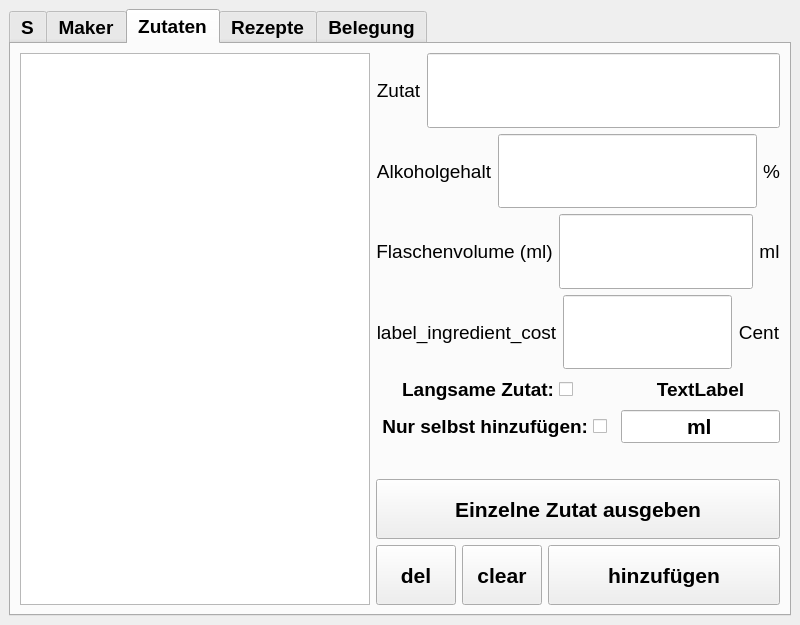
Qt form src/ui_elements/cocktailmanager.ui (AndreWohnsland/CocktailBerry) before a commit.
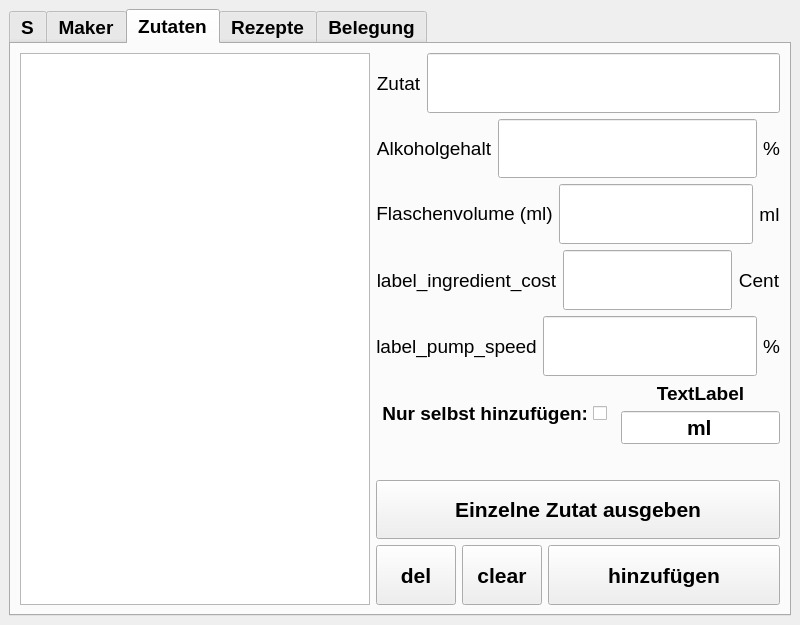
The same form after that commit. The open tabs and pages were chosen to show the change. Custom widgets are drawn as their Qt base class.

Commit message: Use line edit for ingredient speed

Diff of the .ui file:
```diff
--- a/src/ui_elements/cocktailmanager.ui
+++ b/src/ui_elements/cocktailmanager.ui
@@ -243,7 +243,36 @@
          </widget>
         </item>
         <item>
-         <layout class="QGridLayout" name="gridLayout_6" rowstretch="0,0,0,0,0,0,0,0,0">
+         <layout class="QGridLayout" name="gridLayout_6" rowstretch="0,0,0,0,0,0,0,0,0,0">
+          <item row="9" column="0">
+           <widget class="QPushButton" name="PBZdelete">
+            <property name="minimumSize">
+             <size>
+              <width>0</width>
+              <height>40</height>
+             </size>
+            </property>
+            <property name="maximumSize">
+             <size>
+              <width>80</width>
+              <height>60</height>
+             </size>
+            </property>
+            <property name="font">
+             <font>
+              <pointsize>16</pointsize>
+              <weight>75</weight>
+              <bold>true</bold>
+             </font>
+            </property>
+            <property name="text">
+             <string>del</string>
+            </property>
+            <property name="cssClass" stdset="0">
+             <string>btn-inverted destructive</string>
+            </property>
+           </widget>
+          </item>
           <item row="4" column="0" colspan="4">
            <layout class="QHBoxLayout" name="horizontalLayout_8">
             <item>
@@ -341,36 +370,7 @@
             </item>
            </layout>
           </item>
-          <item row="8" column="0">
-           <widget class="QPushButton" name="PBZdelete">
-            <property name="minimumSize">
-             <size>
-              <width>0</width>
-              <height>40</height>
-             </size>
-            </property>
-            <property name="maximumSize">
-             <size>
-              <width>80</width>
-              <height>60</height>
-             </size>
-            </property>
-            <property name="font">
-             <font>
-              <pointsize>16</pointsize>
-              <weight>75</weight>
-              <bold>true</bold>
-             </font>
-            </property>
-            <property name="text">
-             <string>del</string>
-            </property>
-            <property name="cssClass" stdset="0">
-             <string>btn-inverted destructive</string>
-            </property>
-           </widget>
-          </item>
-          <item row="8" column="2" colspan="2">
+          <item row="9" column="2" colspan="2">
            <widget class="QPushButton" name="PBZutathinzu">
             <property name="minimumSize">
              <size>
@@ -490,7 +490,7 @@
             </item>
            </layout>
           </item>
-          <item row="7" column="0" colspan="4">
+          <item row="8" column="0" colspan="4">
            <widget class="QPushButton" name="PBZeinzelnd">
             <property name="minimumSize">
              <size>
@@ -519,7 +519,7 @@
             </property>
            </widget>
           </item>
-          <item row="8" column="1">
+          <item row="9" column="1">
            <widget class="QPushButton" name="PBZclear">
             <property name="minimumSize">
              <size>
@@ -551,6 +551,22 @@
             </property>
            </widget>
           </item>
+          <item row="7" column="0" colspan="4">
+           <spacer name="verticalSpacer_17">
+            <property name="orientation">
+             <enum>Qt::Vertical</enum>
+            </property>
+            <property name="sizeType">
+             <enum>QSizePolicy::Maximum</enum>
+            </property>
+            <property name="sizeHint" stdset="0">
+             <size>
+              <width>20</width>
+              <height>30</height>
+             </size>
+            </property>
+           </spacer>
+          </item>
           <item row="1" column="0" colspan="4">
            <layout class="QHBoxLayout" name="horizontalLayout_10">
             <item>
@@ -648,22 +664,6 @@
             </item>
            </layout>
           </item>
-          <item row="6" column="0" colspan="4">
-           <spacer name="verticalSpacer_17">
-            <property name="orientation">
-             <enum>Qt::Vertical</enum>
-            </property>
-            <property name="sizeType">
-             <enum>QSizePolicy::Maximum</enum>
-            </property>
-            <property name="sizeHint" stdset="0">
-             <size>
-              <width>20</width>
-              <height>30</height>
-             </size>
-            </property>
-           </spacer>
-          </item>
           <item row="0" column="0" colspan="4">
            <layout class="QHBoxLayout" name="horizontalLayout_14">
             <item>
@@ -729,144 +729,8 @@
             </item>
            </layout>
           </item>
-          <item row="5" column="0" colspan="4">
+          <item row="6" column="0" colspan="4">
            <layout class="QGridLayout" name="gridLayout_5">
-            <item row="1" column="0">
-             <layout class="QHBoxLayout" name="horizontalLayout_24">
-              <item>
-               <spacer name="horizontalSpacer">
-                <property name="orientation">
-                 <enum>Qt::Horizontal</enum>
-                </property>
-                <property name="sizeType">
-                 <enum>QSizePolicy::Maximum</enum>
-                </property>
-                <property name="sizeHint" stdset="0">
-                 <size>
-                  <width>20</width>
-                  <height>20</height>
-                 </size>
-                </property>
-               </spacer>
-              </item>
-              <item>
-               <widget class="QCheckBox" name="CHBHand">
-                <property name="maximumSize">
-                 <size>
-                  <width>800</width>
-                  <height>30</height>
-                 </size>
-                </property>
-                <property name="font">
-                 <font>
-                  <pointsize>14</pointsize>
-                  <weight>75</weight>
-                  <bold>true</bold>
-                 </font>
-                </property>
-                <property name="layoutDirection">
-                 <enum>Qt::RightToLeft</enum>
-                </property>
-                <property name="text">
-                 <string>Nur selbst hinzufügen:</string>
-                </property>
-                <property name="iconSize">
-                 <size>
-                  <width>50</width>
-                  <height>50</height>
-                 </size>
-                </property>
-                <property name="tristate">
-                 <bool>false</bool>
-                </property>
-                <property name="cssClass" stdset="0">
-                 <string>bold center</string>
-                </property>
-               </widget>
-              </item>
-              <item>
-               <spacer name="horizontalSpacer_2">
-                <property name="orientation">
-                 <enum>Qt::Horizontal</enum>
-                </property>
-                <property name="sizeHint" stdset="0">
-                 <size>
-                  <width>40</width>
-                  <height>20</height>
-                 </size>
-                </property>
-               </spacer>
-              </item>
-             </layout>
-            </item>
-            <item row="0" column="0">
-             <layout class="QHBoxLayout" name="horizontalLayout_26">
-              <item>
-               <spacer name="horizontalSpacer_5">
-                <property name="orientation">
-                 <enum>Qt::Horizontal</enum>
-                </property>
-                <property name="sizeType">
-                 <enum>QSizePolicy::Maximum</enum>
-                </property>
-                <property name="sizeHint" stdset="0">
-                 <size>
-                  <width>20</width>
-                  <height>20</height>
-                 </size>
-                </property>
-               </spacer>
-              </item>
-              <item>
-               <widget class="QCheckBox" name="check_slow_ingredient">
-                <property name="maximumSize">
-                 <size>
-                  <width>800</width>
-                  <height>30</height>
-                 </size>
-                </property>
-                <property name="font">
-                 <font>
-                  <pointsize>14</pointsize>
-                  <weight>75</weight>
-                  <bold>true</bold>
-                 </font>
-                </property>
-                <property name="layoutDirection">
-                 <enum>Qt::RightToLeft</enum>
-                </property>
-                <property name="text">
-                 <string>Langsame Zutat:</string>
-                </property>
-                <property name="iconSize">
-                 <size>
-                  <width>50</width>
-                  <height>50</height>
-                 </size>
-                </property>
-                <property name="tristate">
-                 <bool>false</bool>
-                </property>
-                <property name="cssClass" stdset="0">
-                 <string>bold center</string>
-                </property>
-               </widget>
-              </item>
-              <item>
-               <spacer name="horizontalSpacer_6">
-                <property name="orientation">
-                 <enum>Qt::Horizontal</enum>
-                </property>
-                <property name="sizeHint" stdset="0">
-                 <size>
-                  <width>40</width>
-                  <height>20</height>
-                 </size>
-                </property>
-               </spacer>
-              </item>
-             </layout>
-            </item>
             <item row="0" column="1">
              <widget class="QLabel" name="label_ingredient_unit">
               <property name="font">
@@ -911,6 +775,171 @@
               </property>
               <property name="cssClass" stdset="0">
                <string>secondary bold</string>
+              </property>
+             </widget>
+            </item>
+            <item row="0" column="0" rowspan="2">
+             <layout class="QHBoxLayout" name="horizontalLayout_24">
+              <item>
+               <spacer name="horizontalSpacer">
+                <property name="orientation">
+                 <enum>Qt::Horizontal</enum>
+                </property>
+                <property name="sizeType">
+                 <enum>QSizePolicy::Maximum</enum>
+                </property>
+                <property name="sizeHint" stdset="0">
+                 <size>
+                  <width>20</width>
+                  <height>20</height>
+                 </size>
+                </property>
+               </spacer>
+              </item>
+              <item>
+               <widget class="QCheckBox" name="CHBHand">
+                <property name="maximumSize">
+                 <size>
+                  <width>800</width>
+                  <height>30</height>
+                 </size>
+                </property>
+                <property name="font">
+                 <font>
+                  <pointsize>14</pointsize>
+                  <weight>75</weight>
+                  <bold>true</bold>
+                 </font>
+                </property>
+                <property name="layoutDirection">
+                 <enum>Qt::RightToLeft</enum>
+                </property>
+                <property name="text">
+                 <string>Nur selbst hinzufügen:</string>
+                </property>
+                <property name="iconSize">
+                 <size>
+                  <width>50</width>
+                  <height>50</height>
+                 </size>
+                </property>
+                <property name="tristate">
+                 <bool>false</bool>
+                </property>
+                <property name="cssClass" stdset="0">
+                 <string>bold center</string>
+                </property>
+               </widget>
+              </item>
+              <item>
+               <spacer name="horizontalSpacer_2">
+                <property name="orientation">
+                 <enum>Qt::Horizontal</enum>
+                </property>
+                <property name="sizeHint" stdset="0">
+                 <size>
+                  <width>40</width>
+                  <height>20</height>
+                 </size>
+                </property>
+               </spacer>
+              </item>
+             </layout>
+            </item>
+           </layout>
+          </item>
+          <item row="5" column="0" colspan="4">
+           <layout class="QHBoxLayout" name="horizontalLayout_11">
+            <item>
+             <widget class="QLabel" name="label_pump_speed">
+              <property name="minimumSize">
+               <size>
+                <width>0</width>
+                <height>30</height>
+               </size>
+              </property>
+              <property name="maximumSize">
+               <size>
+                <width>16777215</width>
+                <height>100</height>
+               </size>
+              </property>
+              <property name="font">
+               <font>
+                <pointsize>14</pointsize>
+                <weight>50</weight>
+                <bold>false</bold>
+               </font>
+              </property>
+              <property name="text">
+               <string>label_pump_speed</string>
+              </property>
+              <property name="alignment">
+               <set>Qt::AlignCenter</set>
+              </property>
+              <property name="cssClass" stdset="0">
+               <string/>
+              </property>
+             </widget>
+            </item>
+            <item>
+             <widget class="ClickableLineEdit" name="line_edit_pump_speed">
+              <property name="minimumSize">
+               <size>
+                <width>0</width>
+                <height>30</height>
+               </size>
+              </property>
+              <property name="maximumSize">
+               <size>
+                <width>16777215</width>
+                <height>100</height>
+               </size>
+              </property>
+              <property name="font">
+               <font>
+                <pointsize>16</pointsize>
+                <weight>75</weight>
+                <bold>true</bold>
+               </font>
+              </property>
+              <property name="alignment">
+               <set>Qt::AlignCenter</set>
+              </property>
+              <property name="cssClass" stdset="0">
+               <string>secondary bold</string>
+              </property>
+             </widget>
+            </item>
+            <item>
+             <widget class="QLabel" name="label_pump_speed_unit">
+              <property name="minimumSize">
+               <size>
+                <width>0</width>
+                <height>30</height>
+               </size>
+              </property>
+              <property name="maximumSize">
+               <size>
+                <width>16777215</width>
+                <height>100</height>
+               </size>
+              </property>
+              <property name="font">
+               <font>
+                <pointsize>14</pointsize>
+                <weight>50</weight>
+                <bold>false</bold>
+               </font>
+              </property>
+              <property name="text">
+               <string>%</string>
+              </property>
+              <property name="alignment">
+               <set>Qt::AlignCenter</set>
+              </property>
+              <property name="cssClass" stdset="0">
+               <string/>
               </property>
              </widget>
             </item>
```
The commit also changes 3 other files.
